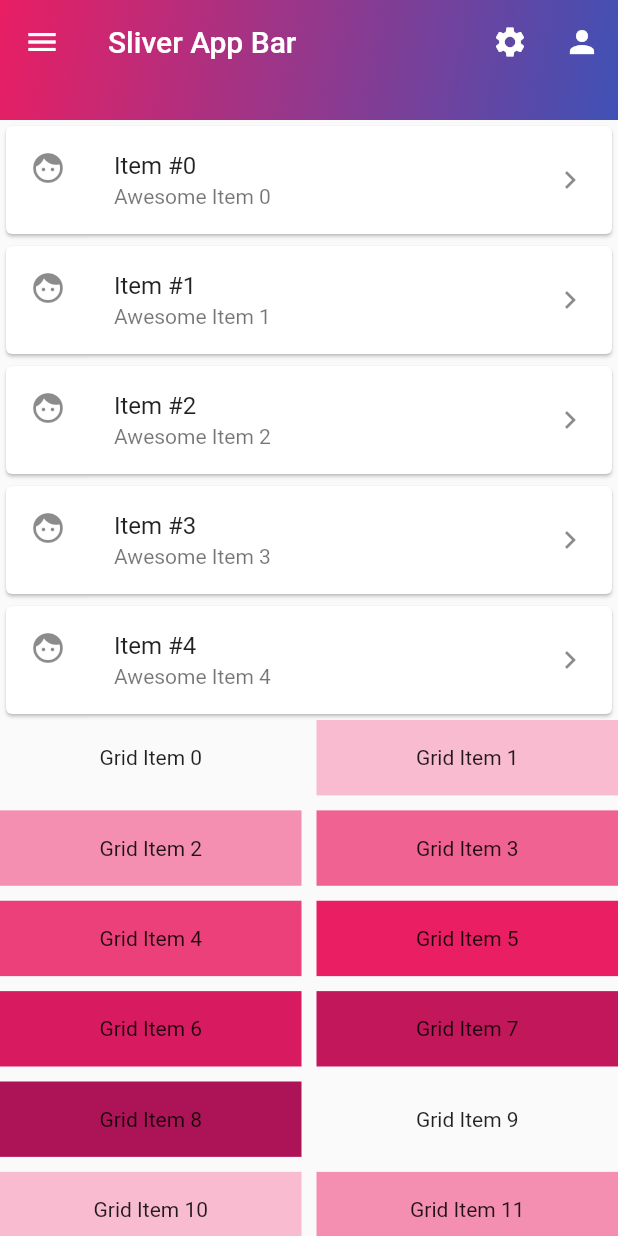
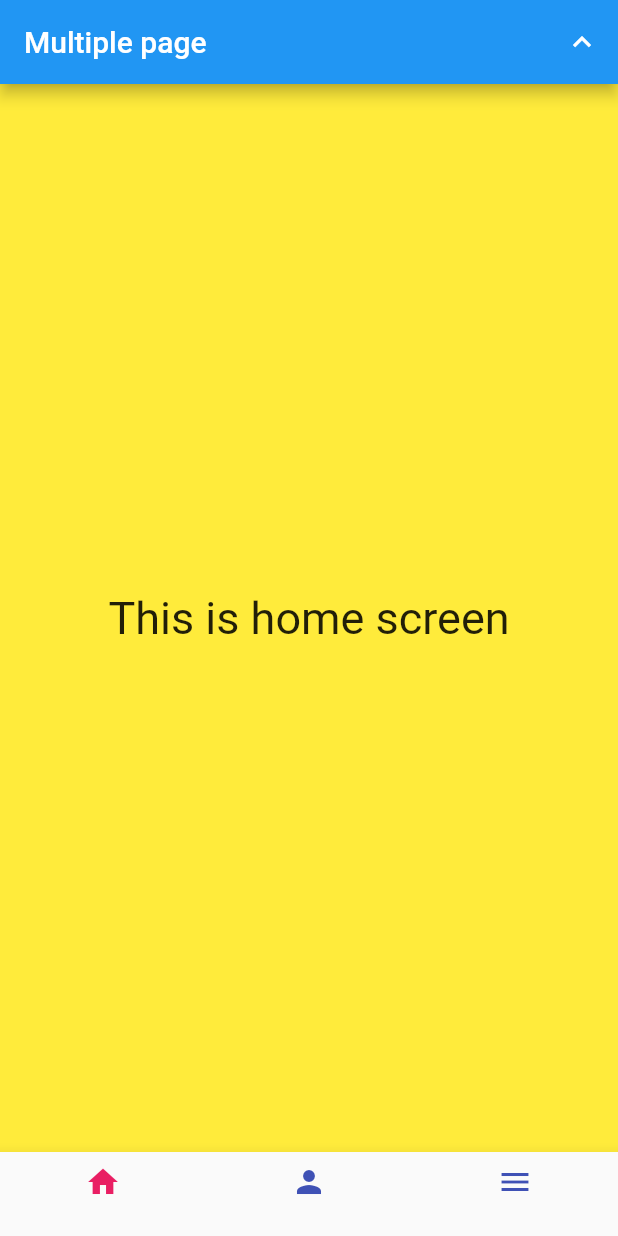
Before and after one commit to soutruoshim/flutter_fundamental_kh_v1, a Flutter app: the screen it shows after launch, on a phone screen of 412 x 824 dp. Run offline on Flutter 3.47's test engine with Material 2 defaults, Android fonts, the light colour scheme and no system bars.

Commit message:
bottom navigation bar

```diff
--- /dev/null
+++ b/lib/bottom_navigation_bar.dart
@@ -0,0 +1,168 @@
+import 'package:flutter/material.dart';
+import 'package:flutter_v2_v1_kh/page_detail_listview.dart';
+
+import 'list_view_builder.dart';
+
+class MyBottomNavigationBar extends StatefulWidget {
+  const MyBottomNavigationBar({super.key});
+
+  @override
+  State<MyBottomNavigationBar> createState() => _MyBottomNavigationBarState();
+}
+
+class _MyBottomNavigationBarState extends State<MyBottomNavigationBar> {
+  late List<Widget> _pageList;
+
+  final HomeScreen _homeScreen = HomeScreen();
+  final PersonScreen _personScreen = PersonScreen();
+  final MenuScreen _menuScreen = MenuScreen();
+
+  @override
+  void initState() {
+    super.initState();
+    _pageList = [_homeScreen, _personScreen, _menuScreen];
+  }
+
+  @override
+  Widget build(BuildContext context) {
+    return Scaffold(
+      appBar: AppBar(
+        title: Text("Multiple page"),
+        actions: [
+          IconButton(
+              onPressed: () {
+                menuScreenKey.currentState?.gotTop();
+              },
+              icon: Icon(Icons.keyboard_arrow_up))
+        ],
+      ),
+      body: _buildBody,
+      bottomNavigationBar: _buildBottomNavigationBar,
+    );
+  }
+
+  PageController _scroller = PageController();
+  int _currentIndex = 0;
+
+  get _buildBody {
+    return Container(
+      alignment: Alignment.center,
+      child: PageView(
+        controller: _scroller,
+        physics: NeverScrollableScrollPhysics(),
+        children: _pageList,
+        onPageChanged: (index) {
+          setState(() {
+            _currentIndex = index;
+          });
+        },
+      ),
+    );
+  }
+
+  Widget get _buildBottomNavigationBar {
+    return BottomNavigationBar(
+        selectedItemColor: Colors.pink,
+        unselectedItemColor: Colors.indigo,
+        currentIndex: _currentIndex,
+        onTap: (index) {
+          setState(() {
+            _scroller.animateToPage(index,
+                duration: Duration(microseconds: 200), curve: Curves.easeInOut);
+          });
+        },
+        items: const [
+          BottomNavigationBarItem(icon: Icon(Icons.home), label: ""),
+          BottomNavigationBarItem(icon: Icon(Icons.person,), label: ""),
+          BottomNavigationBarItem(icon: Icon(Icons.menu), label: ""),
+        ]);
+  }
+}
+
+class HomeScreen extends StatefulWidget {
+  const HomeScreen({super.key});
+
+  @override
+  State<HomeScreen> createState() => _HomeScreenState();
+}
+
+class _HomeScreenState extends State<HomeScreen> {
+  @override
+  Widget build(BuildContext context) {
+    return Scaffold(
+      body: Container(
+        alignment: Alignment.center,
+        color: Colors.yellow,
+        child: Text(
+          "This is home screen",
+          style: TextStyle(fontSize: 30),
+        ),
+      ),
+    );
+  }
+}
+
+class PersonScreen extends StatefulWidget {
+  const PersonScreen({super.key});
+
+  @override
+  State<PersonScreen> createState() => _PersonScreenState();
+}
+
+class _PersonScreenState extends State<PersonScreen> {
+  @override
+  Widget build(BuildContext context) {
+    return Scaffold(
+      body: Container(
+        alignment: Alignment.center,
+        color: Colors.yellow,
+        child: Text(
+          "This is person screen",
+          style: TextStyle(fontSize: 30),
+        ),
+      ),
+    );
+  }
+}
+
+var menuScreenKey = GlobalKey<_MenuScreenState>();
+
+class MenuScreen extends StatefulWidget {
+  //const MenuScreen({super.key});
+  final Key key = menuScreenKey;
+  @override
+  State<MenuScreen> createState() => _MenuScreenState();
+}
+
+class _MenuScreenState extends State<MenuScreen>
+    with AutomaticKeepAliveClientMixin {
+
+  @override
+  Widget build(BuildContext context) {
+    return Scaffold(
+      body: _listView(),
+    );
+  }
+
+  ScrollController _scrollController = ScrollController();
+  Widget _listView() {
+    return ListView.builder(
+        controller: _scrollController,
+        itemCount: 100,
+        itemBuilder: (context, index) {
+            return ListTile(
+               leading: Icon(Icons.face),
+               title: Text("Item #$index"),
+            );
+        });
+  }
+
+  @override
+  // TODO: implement wantKeepAlive
+  bool get wantKeepAlive => true;
+
+  gotTop() {
+    _scrollController.animateTo(0,
+        duration: Duration(microseconds: 200), curve: Curves.easeInOut);
+  }
+}
--- a/lib/main.dart
+++ b/lib/main.dart
@@ -10,6 +10,7 @@ import 'package:flutter_v2_v1_kh/stacks.dart';
 import 'package:flutter_v2_v1_kh/statefullwidget.dart';
 import 'package:flutter_v2_v1_kh/text_font_icon_image.dart';
 
+import 'bottom_navigation_bar.dart';
 import 'collections.dart';
 import 'columns.dart';
 import 'containers.dart';
@@ -34,7 +35,7 @@ class MyApp extends StatelessWidget {
         primarySwatch: Colors.blue,
       ),
       //home: const Basic(),
-      home:  CustomScrollViews(),
+      home:  MyBottomNavigationBar(),
     );
   }
 }
```
